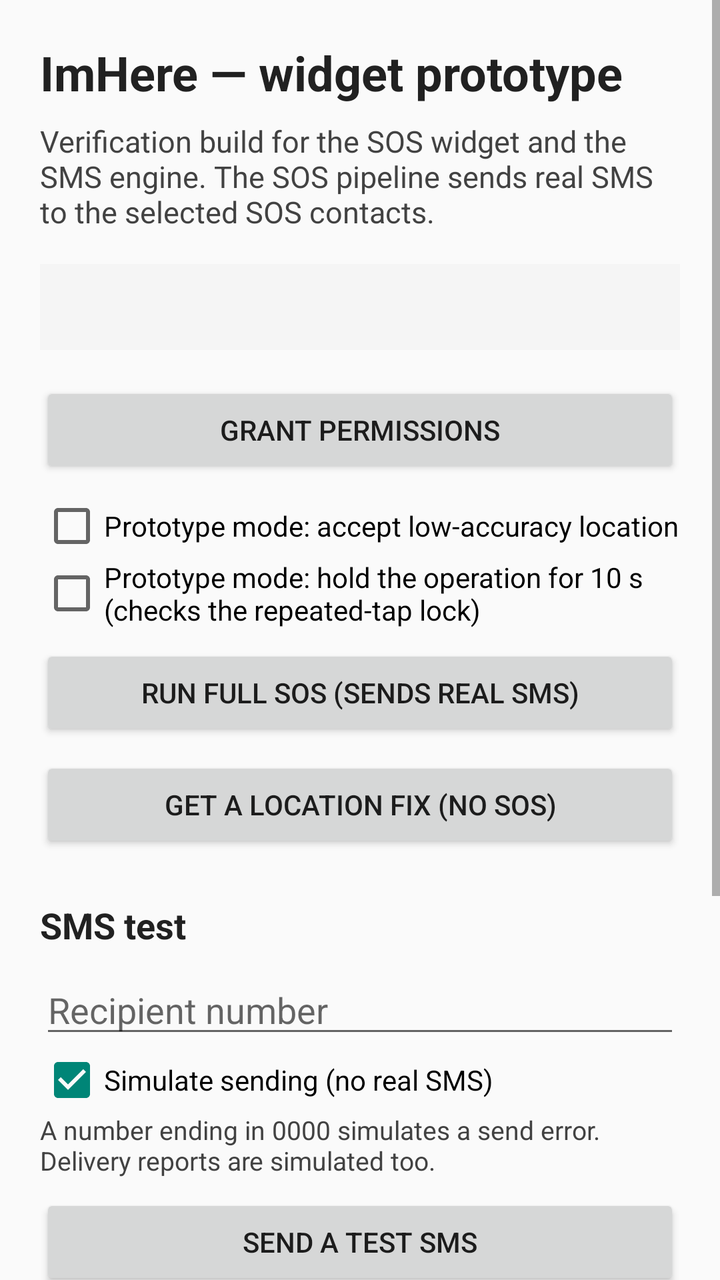
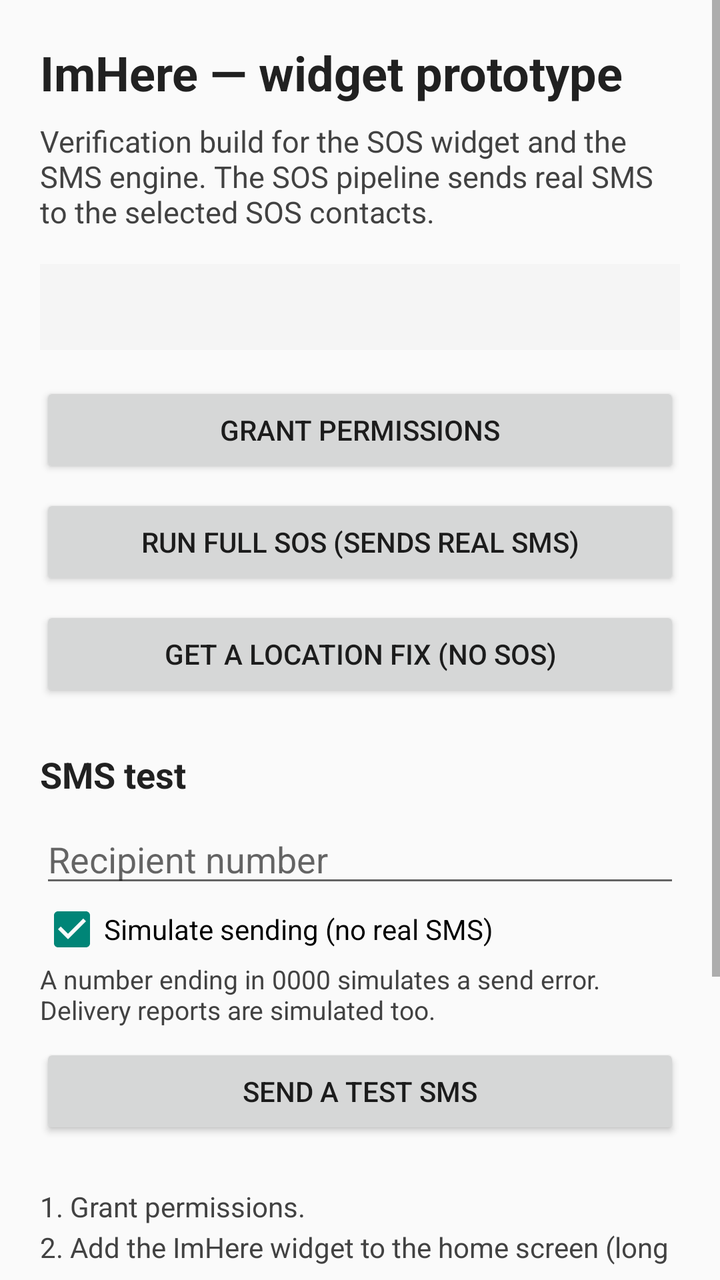

The first picture is an Android layout as it rendered before a commit; the second is the same layout after the commit. The layout source and the unified diff follow.
<!-- AndroidManifest.xml: another module's application theme Theme.ImHere -->
<!-- res/layout/activity_prototype.xml -->
<?xml version="1.0" encoding="utf-8"?>
<ScrollView xmlns:android="http://schemas.android.com/apk/res/android"
    android:layout_width="match_parent"
    android:layout_height="match_parent"
    android:fillViewport="true">

    <LinearLayout
        android:layout_width="match_parent"
        android:layout_height="wrap_content"
        android:orientation="vertical"
        android:padding="20dp">

        <TextView
            android:layout_width="match_parent"
            android:layout_height="wrap_content"
            android:text="@string/prototype_title"
            android:textColor="#FF212121"
            android:textSize="24sp"
            android:textStyle="bold" />

        <TextView
            android:layout_width="match_parent"
            android:layout_height="wrap_content"
            android:layout_marginTop="8dp"
            android:text="@string/prototype_subtitle"
            android:textColor="#FF424242"
            android:textSize="15sp" />

        <TextView
            android:id="@+id/tv_status"
            android:layout_width="match_parent"
            android:layout_height="wrap_content"
            android:layout_marginTop="16dp"
            android:background="#FFF5F5F5"
            android:padding="12dp"
            android:textColor="#FF212121"
            android:textSize="14sp" />

        <Button
            android:id="@+id/btn_grant"
            android:layout_width="match_parent"
            android:layout_height="wrap_content"
            android:layout_marginTop="16dp"
            android:text="@string/prototype_grant_permissions" />

        <Button
            android:id="@+id/btn_open_settings"
            android:layout_width="match_parent"
            android:layout_height="wrap_content"
            android:visibility="gone"
            android:text="@string/prototype_open_settings" />

        <TextView
            android:id="@+id/tv_denied_hint"
            android:layout_width="match_parent"
            android:layout_height="wrap_content"
            android:layout_marginTop="8dp"
            android:text="@string/prototype_permission_denied_hint"
            android:textColor="#FFB3261E"
            android:textSize="14sp"
            android:visibility="gone" />

        <CheckBox
            android:id="@+id/cb_debug_inexact"
            android:layout_width="match_parent"
            android:layout_height="wrap_content"
            android:layout_marginTop="8dp"
            android:text="@string/prototype_debug_inexact" />

        <CheckBox
            android:id="@+id/cb_debug_delay"
            android:layout_width="match_parent"
            android:layout_height="wrap_content"
            android:text="@string/prototype_debug_delay" />

        <Button
            android:id="@+id/btn_test"
            android:layout_width="match_parent"
            android:layout_height="wrap_content"
            android:layout_marginTop="8dp"
            android:text="@string/prototype_run_test" />

        <Button
            android:id="@+id/btn_check_location"
            android:layout_width="match_parent"
            android:layout_height="wrap_content"
            android:layout_marginTop="8dp"
            android:text="@string/prototype_check_location" />

        <TextView
            android:id="@+id/tv_location_result"
            android:layout_width="match_parent"
            android:layout_height="wrap_content"
            android:layout_marginTop="8dp"
            android:background="#FFF5F5F5"
            android:padding="12dp"
            android:textColor="#FF212121"
            android:textSize="14sp"
            android:visibility="gone" />

        <TextView
            android:layout_width="match_parent"
            android:layout_height="wrap_content"
            android:layout_marginTop="24dp"
            android:text="@string/prototype_sms_section"
            android:textColor="#FF212121"
            android:textSize="18sp"
            android:textStyle="bold" />

        <EditText
            android:id="@+id/et_sms_recipient"
            android:layout_width="match_parent"
            android:layout_height="wrap_content"
            android:layout_marginTop="8dp"
            android:autofillHints="phone"
            android:hint="@string/prototype_sms_recipient_hint"
            android:importantForAutofill="yes"
            android:inputType="phone"
            android:maxLines="1" />

        <CheckBox
            android:id="@+id/cb_sms_dry_run"
            android:layout_width="match_parent"
            android:layout_height="wrap_content"
            android:checked="true"
            android:text="@string/prototype_sms_dry_run" />

        <TextView
            android:layout_width="match_parent"
            android:layout_height="wrap_content"
            android:text="@string/prototype_sms_dry_run_hint"
            android:textColor="#FF424242"
            android:textSize="13sp" />

        <Button
            android:id="@+id/btn_send_test_sms"
            android:layout_width="match_parent"
            android:layout_height="wrap_content"
            android:layout_marginTop="8dp"
            android:text="@string/prototype_send_test_sms" />

        <TextView
            android:id="@+id/tv_sms_result"
            android:layout_width="match_parent"
            android:layout_height="wrap_content"
            android:layout_marginTop="8dp"
            android:background="#FFF5F5F5"
            android:padding="12dp"
            android:textColor="#FF212121"
            android:textSize="14sp"
            android:visibility="gone" />

        <TextView
            android:layout_width="match_parent"
            android:layout_height="wrap_content"
            android:layout_marginTop="24dp"
            android:lineSpacingExtra="4dp"
            android:text="@string/prototype_instructions"
            android:textColor="#FF424242"
            android:textSize="14sp" />

    </LinearLayout>
</ScrollView>
<!-- resources referenced by this layout -->
<resources>
  <string name="prototype_check_location">Get a location fix (no SOS)</string>
  <string name="prototype_debug_delay">Prototype mode: hold the operation for 10 s (checks the repeated-tap lock)</string>
  <string name="prototype_debug_inexact">Prototype mode: accept low-accuracy location</string>
  <string name="prototype_grant_permissions">Grant permissions</string>
  <string name="prototype_instructions">1. Grant permissions.\n2. Add the ImHere widget to the home screen (long press on the home screen → Widgets).\n3. Tap the widget once, then a second time within 2 seconds.\n4. Watch the notification and the Logcat tags ImHerePrototype and ImHereSms.\n5. The SOS button above and the widget send real SMS to SOS contacts. The SMS test section below simulates sending by default; a number ending in 0000 reports a send error.</string>
  <string name="prototype_open_settings">Open app settings</string>
  <string name="prototype_permission_denied_hint">Permission denied permanently. Open the system settings to enable it manually.</string>
  <string name="prototype_run_test">Run full SOS (sends real SMS)</string>
  <string name="prototype_send_test_sms">Send a test SMS</string>
  <string name="prototype_sms_dry_run">Simulate sending (no real SMS)</string>
  <string name="prototype_sms_dry_run_hint">A number ending in 0000 simulates a send error. Delivery reports are simulated too.</string>
  <string name="prototype_sms_recipient_hint">Recipient number</string>
  <string name="prototype_sms_section">SMS test</string>
  <string name="prototype_subtitle">Verification build for the SOS widget and the SMS engine. The SOS pipeline sends real SMS to the selected SOS contacts.</string>
  <string name="prototype_title">ImHere — widget prototype</string>
  <style name="Theme.ImHere" parent="Theme.AppCompat.DayNight.NoActionBar">
          <item name="android:statusBarColor">@android:color/transparent</item>
          <item name="android:navigationBarColor">@android:color/transparent</item>
          <item name="android:windowLightStatusBar">true</item>
      </style>
</resources>

<!-- the commit's change to res/layout/activity_prototype.xml (unified diff, before → after) -->
@@ -59,19 +59,6 @@
             android:textColor="#FFB3261E"
             android:textSize="14sp"
             android:visibility="gone" />
-
-        <CheckBox
-            android:id="@+id/cb_debug_inexact"
-            android:layout_width="match_parent"
-            android:layout_height="wrap_content"
-            android:layout_marginTop="8dp"
-            android:text="@string/prototype_debug_inexact" />
-
-        <CheckBox
-            android:id="@+id/cb_debug_delay"
-            android:layout_width="match_parent"
-            android:layout_height="wrap_content"
-            android:text="@string/prototype_debug_delay" />
 
         <Button
             android:id="@+id/btn_test"
<!-- resource entries referenced after the edit -->
@@ -1,8 +1,6 @@
 <!-- resources referenced by this layout -->
 <resources>
   <string name="prototype_check_location">Get a location fix (no SOS)</string>
-  <string name="prototype_debug_delay">Prototype mode: hold the operation for 10 s (checks the repeated-tap lock)</string>
-  <string name="prototype_debug_inexact">Prototype mode: accept low-accuracy location</string>
   <string name="prototype_grant_permissions">Grant permissions</string>
   <string name="prototype_instructions">1. Grant permissions.\n2. Add the ImHere widget to the home screen (long press on the home screen → Widgets).\n3. Tap the widget once, then a second time within 2 seconds.\n4. Watch the notification and the Logcat tags ImHerePrototype and ImHereSms.\n5. The SOS button above and the widget send real SMS to SOS contacts. The SMS test section below simulates sending by default; a number ending in 0000 reports a send error.</string>
   <string name="prototype_open_settings">Open app settings</string>
